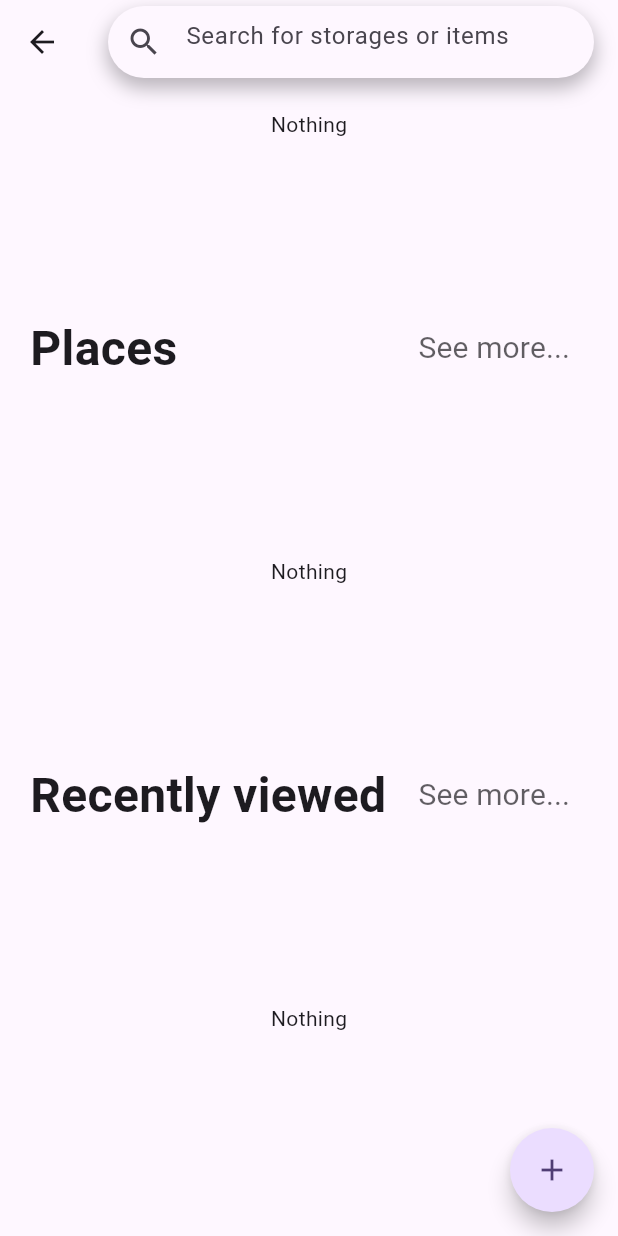
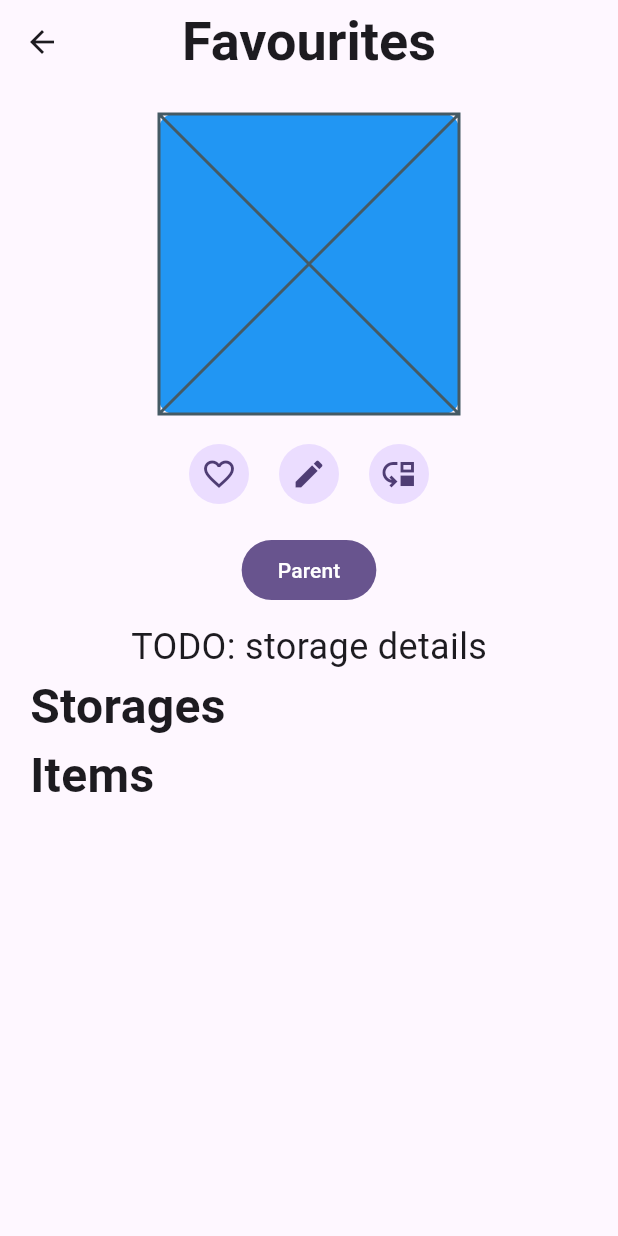
Before and after one commit to lakescorp/inventory, a Flutter app: the MainView screen opened by its route, scrolled down 166 dp, after a tap on "See more...", on a phone screen of 412 x 824 dp. Run offline on Flutter 3.47's test engine with Material 3 defaults, Android fonts, the phone set to English and light mode, and no system bars; drawn by our look-alikes of flutter_speed_dial; our stand-ins replace firebase_auth, firebase_core, flutter_svg; accounts and stored records are empty; generated files the repository leaves out were written again.

Commit message:
Added some views as drafts Error dialog changed to message dialog as it is flexible for both cases Go to Main Page if it is already logged in Fixed themes on user_settings

```diff
--- a/lib/views/home/login_register_view.dart
+++ b/lib/views/home/login_register_view.dart
@@ -1,6 +1,6 @@
 import 'package:firebase_auth/firebase_auth.dart';
 import 'package:flutter/material.dart';
-import 'package:inventory/error_message_dialog.dart';
+import 'package:inventory/message_dialog.dart';
 import 'package:inventory/views/home/verify_email.dart';
 
 class LoginAndRegisterView extends StatefulWidget {
@@ -36,7 +36,7 @@ class _LoginAndRegisterViewState extends State<LoginAndRegisterView> {
   void setError(String title, String message) {
     showDialog(
       context: context,
-      builder: (context) => ErrorMessageDialog(
+      builder: (context) => MessageDialog(
         title: title,
         message: message,
         icon: Icons.error,
--- a/lib/views/home/verify_email.dart
+++ b/lib/views/home/verify_email.dart
@@ -1,6 +1,6 @@
 import 'package:firebase_auth/firebase_auth.dart';
 import 'package:flutter/material.dart';
-import 'package:inventory/error_message_dialog.dart';
+import 'package:inventory/message_dialog.dart';
 
 class VerifyEmailView extends StatefulWidget {
   const VerifyEmailView({super.key});
@@ -13,7 +13,7 @@ class _VerifyEmailViewState extends State<VerifyEmailView> {
   void setError(String title, String message) {
     showDialog(
       context: context,
-      builder: (context) => ErrorMessageDialog(
+      builder: (context) => MessageDialog(
         title: title,
         message: message,
         icon: Icons.email,
--- a/lib/views/main_view.dart
+++ b/lib/views/main_view.dart
@@ -1,5 +1,7 @@
 import 'package:flutter/material.dart';
 import 'package:flutter_speed_dial/flutter_speed_dial.dart';
+import 'package:inventory/views/storage_view.dart';
+import 'package:inventory/views/user_settings.dart';
 
 class MainView extends StatefulWidget {
   const MainView({super.key});
@@ -59,8 +61,8 @@ class _MainViewState extends State<MainView> {
           ),
         ),
       ),
-      body: ListView(
-        children: [Padding(
+      body: ListView(children: [
+        Padding(
           padding: const EdgeInsets.all(20),
           child: Column(
             children: [
@@ -73,7 +75,9 @@ class _MainViewState extends State<MainView> {
                         fontSize: 32,
                       )),
                   TextButton(
-                    onPressed: () {print('TODO: See more...');},
+                    onPressed: () {
+                      Navigator.pushNamed(context, '/favourites');
+                    },
                     child: Text(
                       'See more...',
                       style: TextStyle(
@@ -101,7 +105,10 @@ class _MainViewState extends State<MainView> {
                         fontSize: 32,
                       )),
                   TextButton(
-                    onPressed: () {print('TODO: See more...');},
+                    onPressed: () {
+                      print('TODO: See more...');
+                      Navigator.push(context, MaterialPageRoute(builder: (context) => StorageView()));
+                    },
                     child: Text(
                       'See more...',
                       style: TextStyle(
@@ -129,7 +136,10 @@ class _MainViewState extends State<MainView> {
                         fontSize: 32,
                       )),
                   TextButton(
-                    onPressed: () {print('TODO: See more...');},
+                    onPressed: () {
+                      print('TODO: See more...');
+                      Navigator.push(context, MaterialPageRoute(builder: (context) => UserSettingsView()));
+                    },
                     child: Text(
                       'See more...',
                       style: TextStyle(
@@ -150,8 +160,8 @@ class _MainViewState extends State<MainView> {
               ),
             ],
           ),
-        ),]
-      ),
+        ),
+      ]),
       floatingActionButton: SpeedDial(
         icon: Icons.add,
         activeIcon: Icons.close,
--- /dev/null
+++ b/lib/views/storage_view.dart
@@ -0,0 +1,128 @@
+import 'package:flutter/material.dart';
+import 'dart:developer' as Logger show log; // Use Logger.log() instead of print()
+
+class StorageView extends StatefulWidget {
+  const StorageView({super.key});
+
+  @override
+  State<StorageView> createState() => _StorageViewState();
+}
+
+class _StorageViewState extends State<StorageView> {
+  var _isFavourite = false;
+
+  @override
+  Widget build(BuildContext context) {
+    return Scaffold(
+      appBar: AppBar(
+        backgroundColor: Colors.transparent, // Transparent background
+        elevation: 0, // No shadow
+        leading: IconButton(
+          icon: const Icon(Icons.arrow_back),
+          onPressed: () => Navigator.pop(context),
+        ),
+        title: const Text(
+          'Favourites',
+          style: TextStyle(
+            fontWeight: FontWeight.bold,
+            fontSize: 36,
+          ),
+        ),
+        centerTitle: true,
+      ),
+      body: ListView(children: [
+        Padding(
+          padding: const EdgeInsets.all(20.0),
+          child: Center(
+            child: Column(
+              children: [
+                Container(
+                  width: 200,
+                  height: 200,
+                  decoration: BoxDecoration(
+                    color: Colors.blue,
+                    borderRadius: BorderRadius.circular(10),
+                  ),
+                  child: Placeholder(),//Image.asset('path_to_image'),
+                ),
+                Padding(
+                  padding: const EdgeInsets.all(20.0),
+                  child: Row(
+                    mainAxisAlignment: MainAxisAlignment.center,
+                    children: [
+                      CircleAvatar(
+                        backgroundColor:
+                            Theme.of(context).colorScheme.primaryContainer,
+                        child: IconButton(
+                          icon: Icon(_isFavourite
+                              ? Icons.favorite
+                              : Icons.favorite_border_outlined),
+                          onPressed: () {
+                            setState(() {
+                              _isFavourite = !_isFavourite;
+                            });
+                          },
+                        ),
+                      ),
+                      const SizedBox(width: 20),
+                      CircleAvatar(
+                        backgroundColor:
+                            Theme.of(context).colorScheme.primaryContainer,
+                        child: IconButton(
+                          icon: const Icon(Icons.edit),
+                          onPressed: () {
+                            // Add button functionality here
+                          },
+                        ),
+                      ),
+                      const SizedBox(width: 20),
+                      CircleAvatar(
+                        backgroundColor:
+                            Theme.of(context).colorScheme.primaryContainer,
+                        child: IconButton(
+                          icon: const Icon(Icons.move_down),
+                          onPressed: () {
+                            // Add button functionality here
+                          },
+                        ),
+                      ),
+                    ],
+                  ),
+                ),
+                FilledButton(
+                  onPressed: () {
+                    Logger.log('TODO: Go to the parent view');
+                  },
+                  child: Text('Parent'),
+                ),
+                const SizedBox(height: 10),
+                const Text(
+                  'TODO: storage details',
+                  style: TextStyle(fontSize: 24),
+                ),
+                const Row(
+                  children: [
+                    Text('Storages',
+                        style: TextStyle(
+                          fontWeight: FontWeight.bold,
+                          fontSize: 32,
+                        )),
+                  ],
+                ),
+                const Row(
+                  children: [
+                    Text('Items',
+                        style: TextStyle(
+                          fontWeight: FontWeight.bold,
+                          fontSize: 32,
+                        )),
+                  ],
+                ),
+              ],
+            ),
+          ),
+        ),
+      ]),
+    );
+  }
+}
```
Also changed, not shown: lib/main.dart (+8 -3 lines), lib/message_dialog.dart (renamed from lib/error_message_dialog.dart, +5 -7 lines), lib/views/favourites_view.dart (added, +35 -0 lines), lib/views/user_settings.dart (+29 -5 lines).
